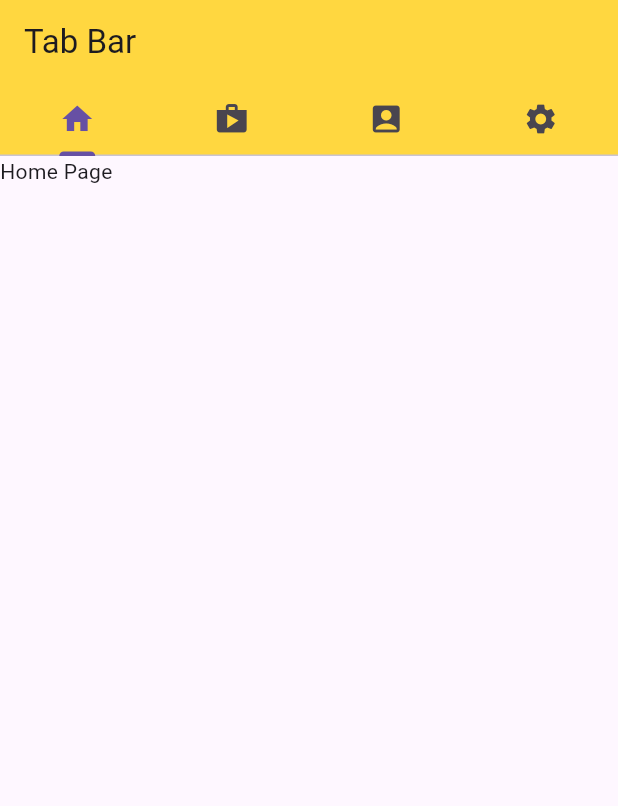
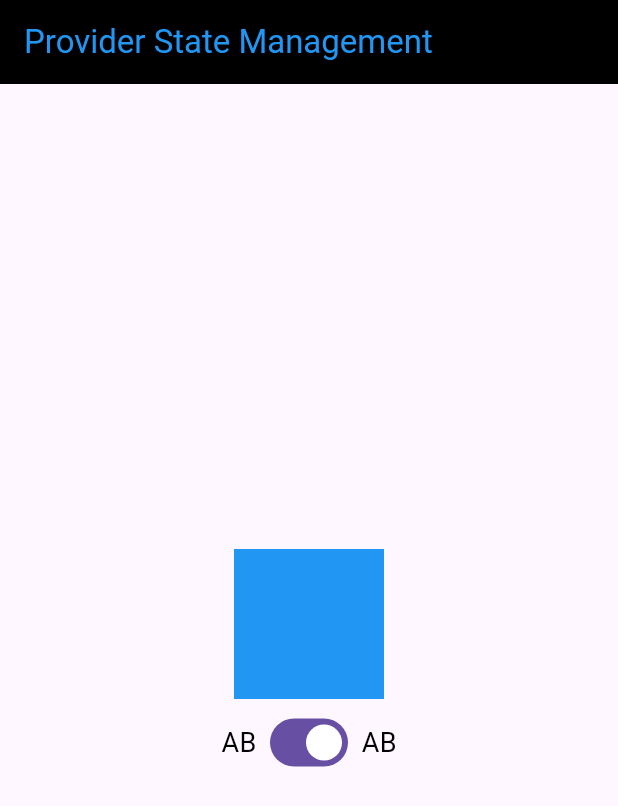
Before and after one commit to RizkyArdiansyahhh/flutter_fundamentals, a Flutter app: the screen it shows after launch, on a phone screen of 412 x 824 dp. Shown: the top 806 px of the screen. Run offline on Flutter 3.47's test engine with Material 3 defaults, Android fonts, the phone set to English and light mode, and no system bars.

Commit message:
Provider state managament

```diff
--- /dev/null
+++ b/lib/application_color.dart
@@ -0,0 +1,14 @@
+import 'package:flutter/foundation.dart';
+import 'package:flutter/material.dart';
+
+class ApplicationColor with ChangeNotifier {
+  bool _isBlue = true;
+
+  bool get isBlue => _isBlue;
+  set isBlue(bool value) {
+    _isBlue = value;
+    notifyListeners();
+  }
+
+  Color color() => (_isBlue) ? Colors.blue : Colors.amber;
+}
--- a/lib/main.dart
+++ b/lib/main.dart
@@ -1,19 +1,71 @@
 import 'package:flutter/material.dart';
-import 'package:flutter_application_2/default_tab_controller.dart';
-// import 'package:flutter_application_2/main_page.dart';
+import 'package:flutter_application_2/application_color.dart';
+import 'package:provider/provider.dart';
 
 void main() {
-  runApp(const MainApp());
+  runApp(const MyApp());
 }
 
-class MainApp extends StatelessWidget {
-  const MainApp({super.key});
+class MyApp extends StatelessWidget {
+  const MyApp({super.key});
 
   @override
   Widget build(BuildContext context) {
-    return const MaterialApp(
+    return MaterialApp(
       debugShowCheckedModeBanner: false,
-      home: DefaultTabControllerWidget(),
+      home: ChangeNotifierProvider(
+        create: (context) => ApplicationColor(),
+        child: Scaffold(
+            appBar: AppBar(
+              backgroundColor: Colors.black,
+              title: Consumer<ApplicationColor>(
+                builder: (context, applicationColor, _) => Text(
+                  "Provider State Management",
+                  style: TextStyle(color: applicationColor.color()),
+                ),
+              ),
+            ),
+            body: Center(
+                child: Column(
+              mainAxisAlignment: MainAxisAlignment.center,
+              children: [
+                Consumer<ApplicationColor>(
+                  builder: (context, applicationColor, _) => AnimatedContainer(
+                    duration: Duration(milliseconds: 500),
+                    width: 100,
+                    height: 100,
+                    color: applicationColor.color(),
+                    margin: EdgeInsets.all(5),
+                  ),
+                ),
+                Row(
+                  mainAxisAlignment: MainAxisAlignment.center,
+                  children: [
+                    Container(
+                      margin: EdgeInsets.all(5),
+                      child: Text(
+                        "AB",
+                        style: TextStyle(fontSize: 18, color: Colors.black),
+                      ),
+                    ),
+                    Consumer<ApplicationColor>(
+                        builder: (context, applicationColor, _) => Switch(
+                            value: applicationColor.isBlue,
+                            onChanged: (newValue) {
+                              applicationColor.isBlue = newValue;
+                            })),
+                    Container(
+                      margin: EdgeInsets.all(5),
+                      child: Text(
+                        "AB",
+                        style: TextStyle(fontSize: 18, color: Colors.black),
+                      ),
+                    )
+                  ],
+                )
+              ],
+            ))),
+      ),
     );
   }
 }
--- a/pubspec.yaml
+++ b/pubspec.yaml
@@ -1,6 +1,6 @@
 name: flutter_application_2
 description: "A new Flutter project."
-publish_to: 'none'
+publish_to: "none"
 version: 0.1.0
 
 environment:
@@ -9,11 +9,12 @@ environment:
 dependencies:
   flutter:
     sdk: flutter
+  provider: ^6.1.2
 
 dev_dependencies:
+  flutter_lints: ^5.0.0
   flutter_test:
     sdk: flutter
-  flutter_lints: ^5.0.0
 
 flutter:
   uses-material-design: true
```
Also changed, not shown: pubspec.lock.
